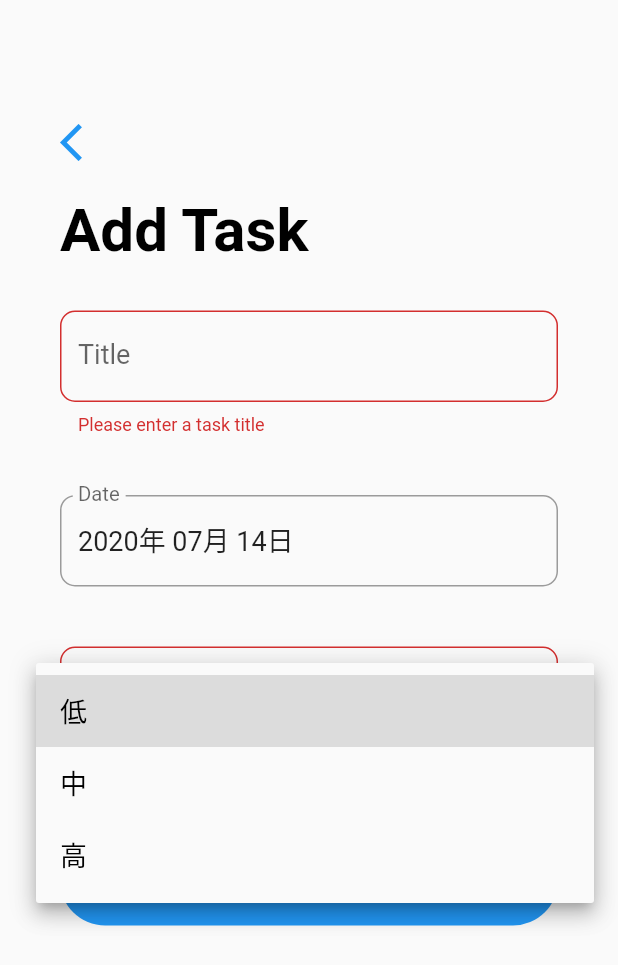
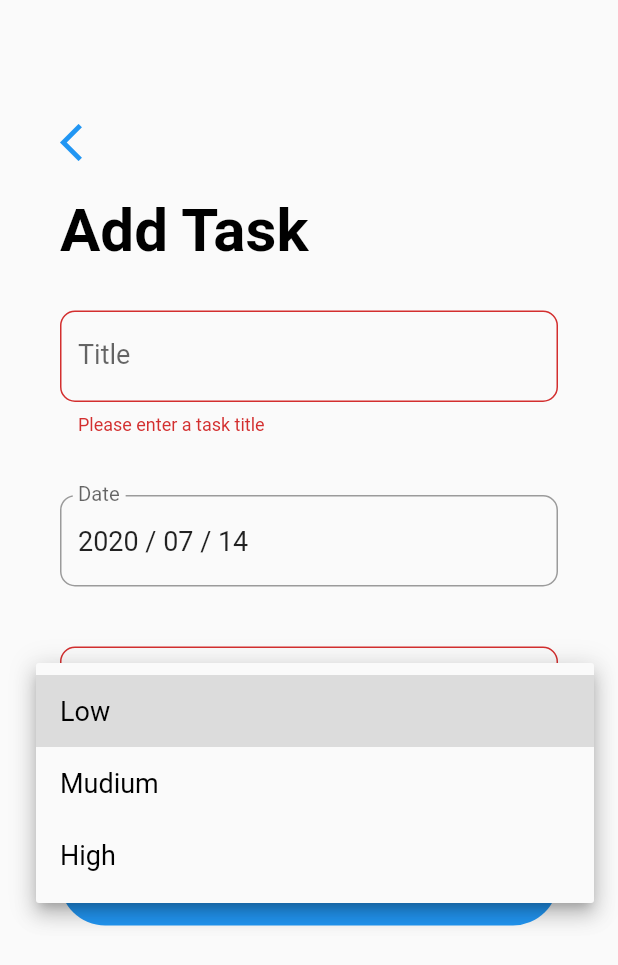
Before and after one commit to YamaTatsu10969/todo_list_sqf_lite, a Flutter app: the AddTaskScreen screen opened directly, after a tap on "Add", after a tap on "Priority", on a phone screen of 412 x 824 dp. Shown: the top 965 px of the screen. Run offline on Flutter 3.47's test engine with Material 2 defaults, Android fonts, the phone set to English and light mode, and no system bars; our stand-ins replace sqflite; accounts and stored records are empty.

```diff
--- a/lib/models/task.dart
+++ b/lib/models/task.dart
@@ -14,7 +14,7 @@ class Task {
       map['id'] = id;
     }
     map['title'] = title;
-    map['date'] = date;
+    map['date'] = date.toIso8601String();
     map['priority'] = priority;
     map['status'] = status;
     return map;
--- a/lib/screens/add_task_screen.dart
+++ b/lib/screens/add_task_screen.dart
@@ -1,7 +1,14 @@
 import 'package:flutter/material.dart';
 import 'package:intl/intl.dart';
+import 'package:todolistsqflite/helpers/database_helper.dart';
+import 'package:todolistsqflite/models/task.dart';
 
 class AddTaskScreen extends StatefulWidget {
+  final Task task;
+  final Function updateTaskList;
+
+  AddTaskScreen({Key key, this.task, this.updateTaskList});
+
   @override
   _AddTaskScreenState createState() => _AddTaskScreenState();
 }
@@ -13,12 +20,17 @@ class _AddTaskScreenState extends State<AddTaskScreen> {
   DateTime _date = DateTime.now();
   TextEditingController _dateController = TextEditingController();
 
-  final DateFormat _dateFormatter = DateFormat('yyyy年 MM月 dd日');
-  final _priorities = <String>['低', '中', '高'];
+  final DateFormat _dateFormatter = DateFormat('yyyy / MM / dd');
+  final _priorities = <String>['Low', 'Mudium', 'High'];
 
   @override
   void initState() {
     super.initState();
+    if (widget.task != null) {
+      _title = widget.task.title;
+      _date = widget.task.date;
+      _priority = widget.task.priority;
+    }
     _dateController.text = _dateFormatter.format(_date);
   }
 
@@ -43,10 +55,26 @@ class _AddTaskScreenState extends State<AddTaskScreen> {
       print('$_title, $_date, $_priority');
 
       // TODO: Insert the task to our user's database
+      Task task = Task(title: _title, date: _date, priority: _priority);
+      if (widget.task == null) {
+        task.status = 0;
+        DatabaseHelper.instance.insertTask(task);
+      } else {
+        task.id = widget.task.id;
+        task.status = widget.task.status;
+        DatabaseHelper.instance.updateTask(task);
+      }
 
       // TODO: Update the task
+      widget.updateTaskList();
       Navigator.pop(context);
     }
+  }
+
+  _delete() {
+    DatabaseHelper.instance.deleteTask(widget.task.id);
+    widget.updateTaskList();
+    Navigator.pop(context);
   }
 
   @override
@@ -71,7 +99,7 @@ class _AddTaskScreenState extends State<AddTaskScreen> {
                   ),
                   SizedBox(height: 20),
                   Text(
-                    'Add Task',
+                    widget.task == null ? 'Add Task' : 'Update Task',
                     style: TextStyle(
                       color: Colors.black,
                       fontSize: 40,
@@ -168,13 +196,32 @@ class _AddTaskScreenState extends State<AddTaskScreen> {
                           ),
                           child: FlatButton(
                             child: Text(
-                              'Add',
+                              widget.task == null ? 'Add' : 'Update',
                               style:
                                   TextStyle(color: Colors.white, fontSize: 20),
                             ),
                             onPressed: _submit,
                           ),
-                        )
+                        ),
+                        widget.task == null
+                            ? SizedBox.shrink()
+                            : Container(
+                                margin: EdgeInsets.symmetric(vertical: 20),
+                                height: 60,
+                                width: double.infinity,
+                                decoration: BoxDecoration(
+                                  color: Colors.red,
+                                  borderRadius: BorderRadius.circular(30),
+                                ),
+                                child: FlatButton(
+                                  child: Text(
+                                    'Delete',
+                                    style: TextStyle(
+                                        color: Colors.white, fontSize: 20),
+                                  ),
+                                  onPressed: _delete,
+                                ),
+                              ),
                       ],
                     ),
                   ),
```
Also changed, not shown: lib/helpers/database_helper.dart (+7 -2 lines), lib/screens/todo_list_screen.dart (+74 -11 lines).
